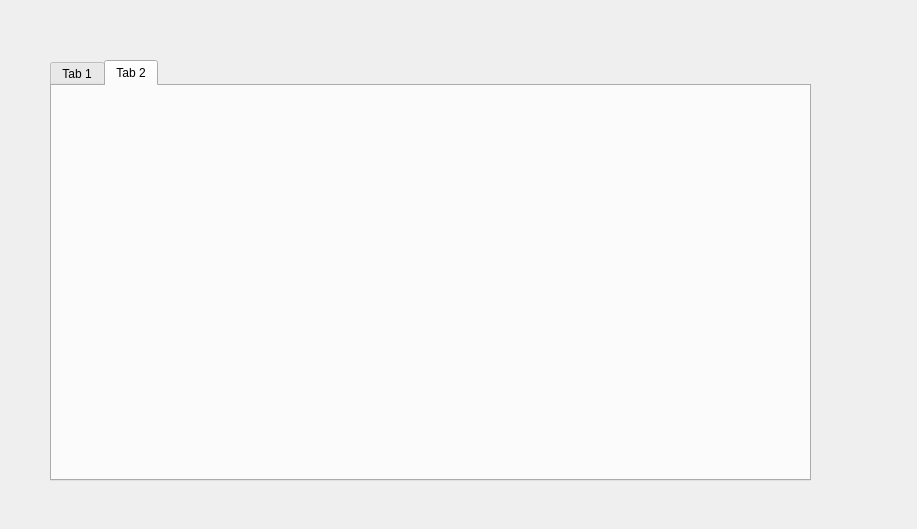
grimcake/StoreManager, file StoreManager/auditordialog.ui: the form before one commit.
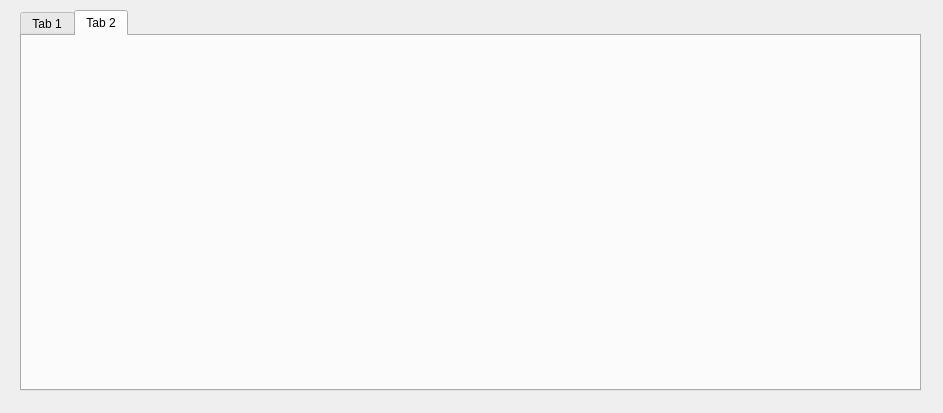
The form after the commit.

What changed in the file:
```diff
--- a/StoreManager/auditordialog.ui
+++ b/StoreManager/auditordialog.ui
@@ -6,8 +6,8 @@
    <rect>
     <x>0</x>
     <y>0</y>
-    <width>917</width>
-    <height>529</height>
+    <width>943</width>
+    <height>413</height>
    </rect>
   </property>
   <property name="windowTitle">
@@ -16,10 +16,10 @@
   <widget class="QTabWidget" name="tabWidget">
    <property name="geometry">
     <rect>
-     <x>50</x>
-     <y>60</y>
-     <width>761</width>
-     <height>421</height>
+     <x>20</x>
+     <y>10</y>
+     <width>901</width>
+     <height>381</height>
     </rect>
    </property>
    <property name="currentIndex">
```
